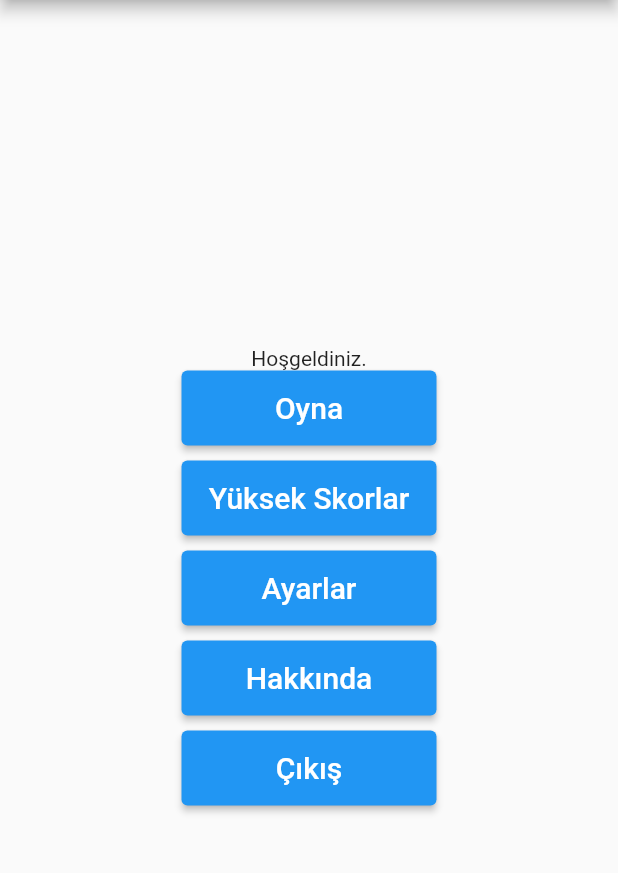
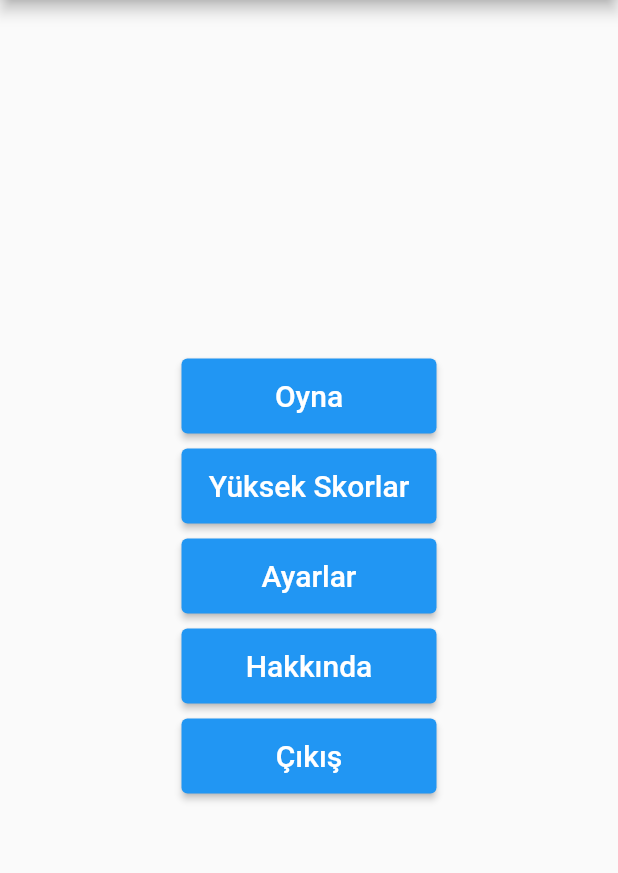
Before and after one commit to yasirrcolak/mr_code_jr, a Flutter app: the screen it shows after launch, on a phone screen of 412 x 824 dp, the part 84-957 px from its top. Run offline on Flutter 3.47's test engine with Material 2 defaults, Android fonts, the phone set to English and light mode, and no system bars.

Commit message:
TEXT yorum satırına alındı

```diff
--- a/lib/main.dart
+++ b/lib/main.dart
@@ -90,7 +90,7 @@ class _MyHomePageState extends State<MyHomePage> {
 
     if(ekran==0){
       EkrandakiWidget = <Widget>[
-        Text('Hoşgeldiniz.'),
+        //Text('Hoşgeldiniz.'),
 
 
         /*
```
